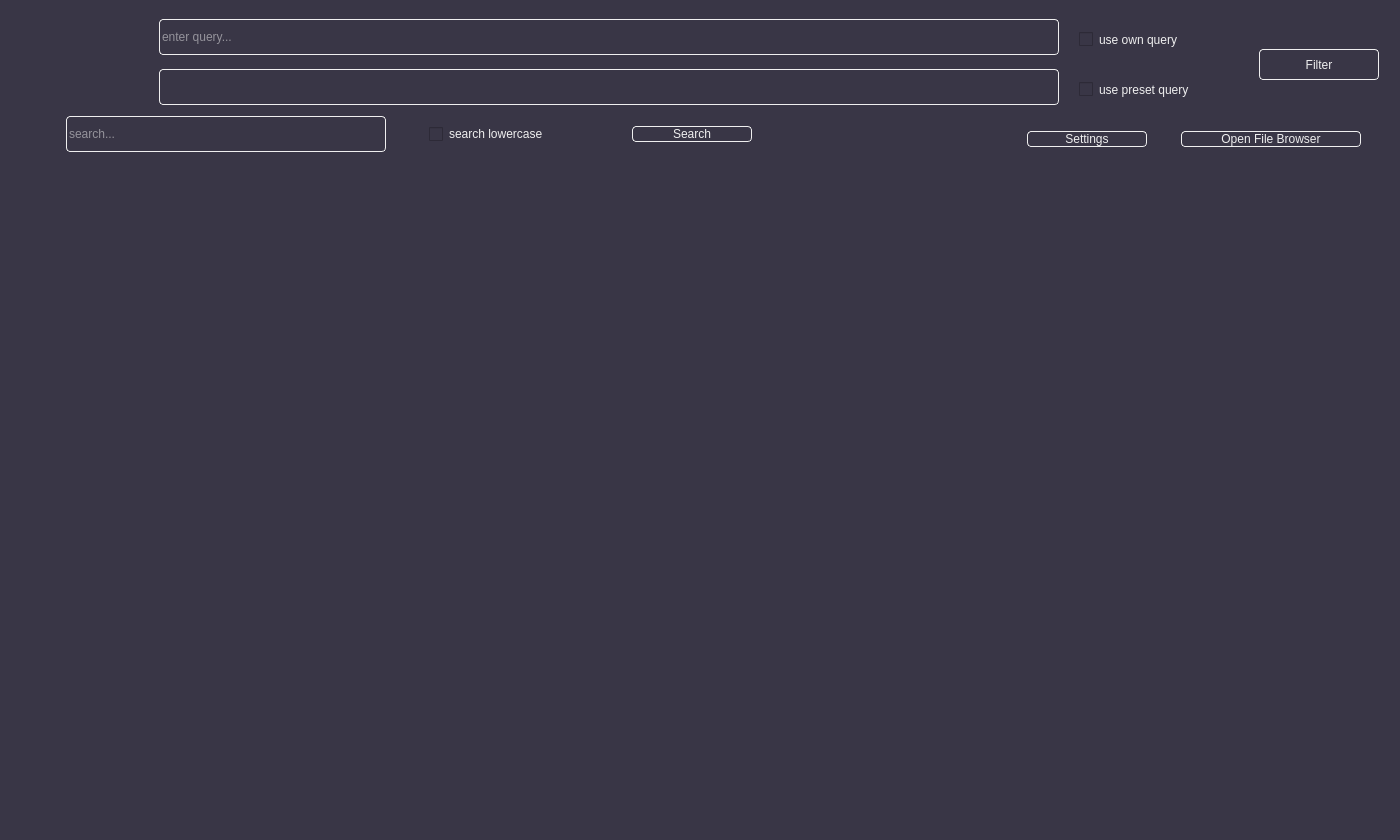
This is UDPLogServer/ui_files/user_interface.ui in Sobottasgithub/Monal as Qt 5 draws it before an edit. The edited form follows.
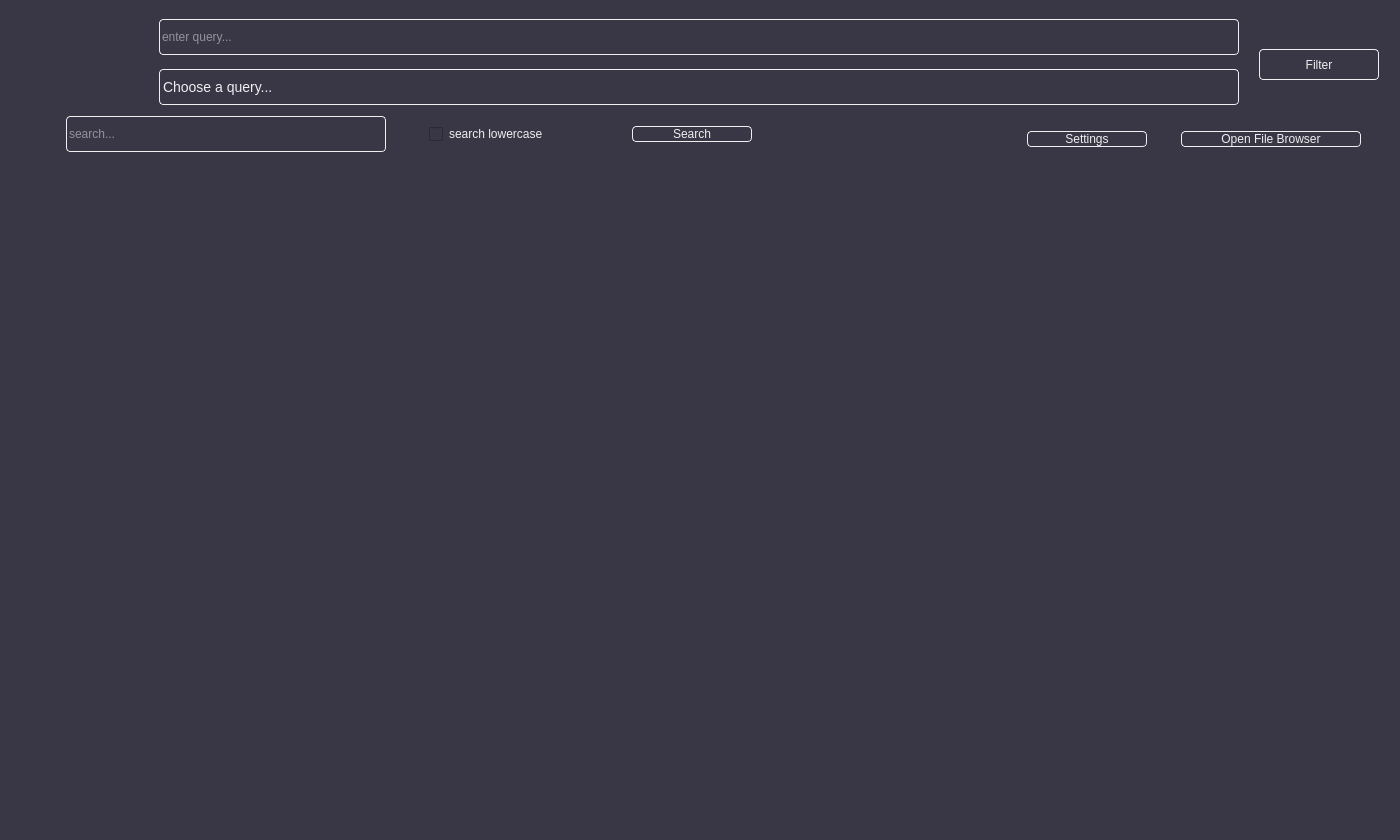
This is the edited form. Icons and pictures are not drawn.

The edit to the form file:
```diff
--- a/UDPLogServer/ui_files/user_interface.ui
+++ b/UDPLogServer/ui_files/user_interface.ui
@@ -239,13 +239,13 @@
             <rect>
              <x>150</x>
              <y>10</y>
-             <width>900</width>
+             <width>1080</width>
              <height>36</height>
             </rect>
            </property>
            <property name="maximumSize">
             <size>
-             <width>900</width>
+             <width>1080</width>
              <height>36</height>
             </size>
            </property>
@@ -253,6 +253,12 @@
             <string notr="true">border: 1px solid #efefef;
 border-radius: 4px;</string>
            </property>
+           <property name="maxLength">
+            <number>33767</number>
+           </property>
+           <property name="frame">
+            <bool>false</bool>
+           </property>
            <property name="placeholderText">
             <string>enter query...</string>
            </property>
@@ -262,7 +268,7 @@
             <rect>
              <x>150</x>
              <y>60</y>
-             <width>900</width>
+             <width>1080</width>
              <height>36</height>
             </rect>
            </property>
@@ -291,32 +297,11 @@
     height: 14px;
 }</string>
            </property>
-          </widget>
-          <widget class="QCheckBox" name="use_own_query_checkbox">
-           <property name="geometry">
-            <rect>
-             <x>1070</x>
-             <y>20</y>
-             <width>161</width>
-             <height>21</height>
-            </rect>
-           </property>
-           <property name="text">
-            <string>use own query</string>
-           </property>
-          </widget>
-          <widget class="QCheckBox" name="use_preset_query_checkbox">
-           <property name="geometry">
-            <rect>
-             <x>1070</x>
-             <y>70</y>
-             <width>161</width>
-             <height>21</height>
-            </rect>
-           </property>
-           <property name="text">
-            <string>use preset query</string>
-           </property>
+           <item>
+            <property name="text">
+             <string>Choose a query...</string>
+            </property>
+           </item>
           </widget>
          </widget>
         </item>
```
